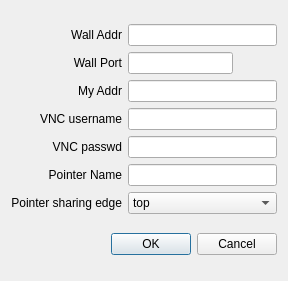
First picture: the form in src/uiclient/connectiondialog.ui, repository sungwonnam/SAGENext, before the edit.
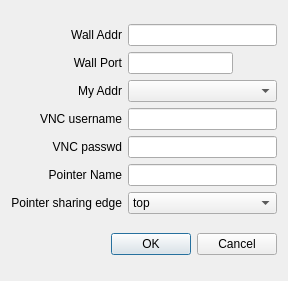
Second picture: the form after the edit.

What changed in the file:
```diff
--- a/src/uiclient/connectiondialog.ui
+++ b/src/uiclient/connectiondialog.ui
@@ -81,9 +81,6 @@
        </property>
       </widget>
      </item>
-     <item row="2" column="1" colspan="2">
-      <widget class="QLineEdit" name="myaddrLineEdit"/>
-     </item>
      <item row="4" column="0">
       <widget class="QLabel" name="label_4">
        <property name="text">
@@ -144,6 +141,9 @@
        </item>
       </widget>
      </item>
+     <item row="2" column="1" colspan="2">
+      <widget class="QComboBox" name="myAddrCB"/>
+     </item>
     </layout>
    </item>
    <item>
```
Left out of the diff: 1 changed line with no effect on the pictures.
